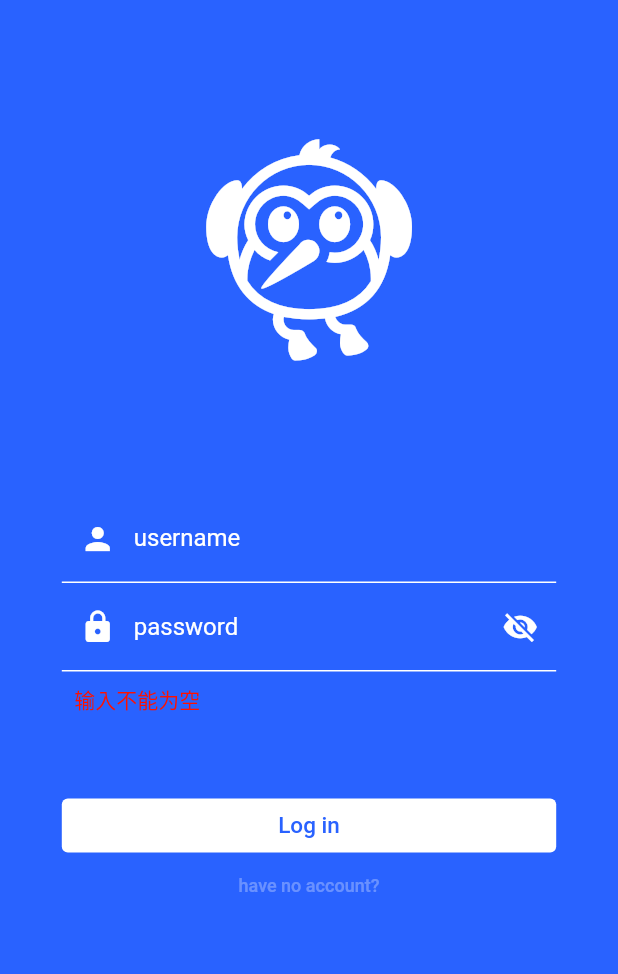
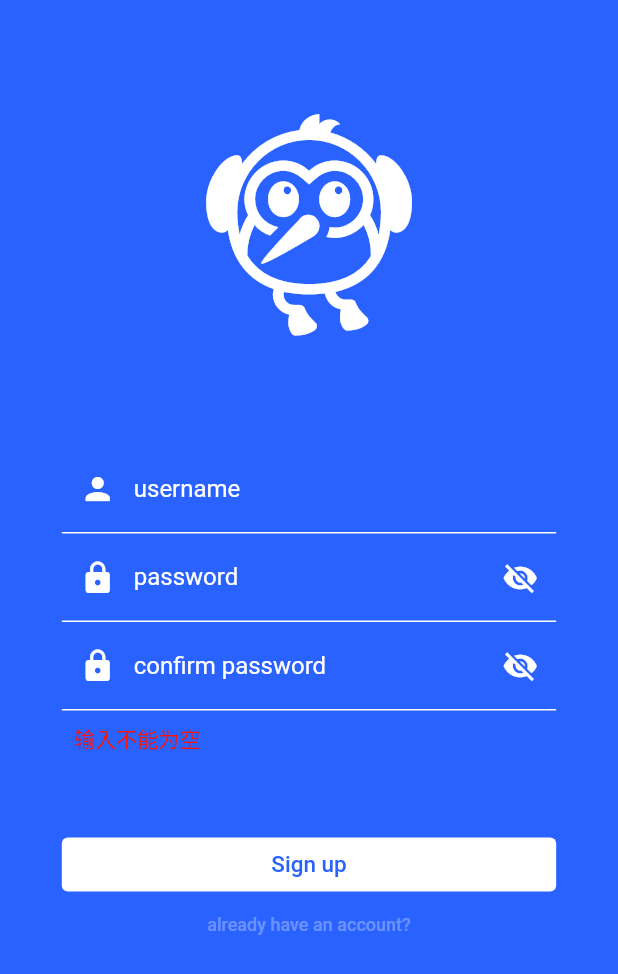
Before and after one commit to youkeyao/CoralSitter, a Flutter app: the LoginTextPage screen opened directly with empty values, after a tap on "Log in", after a tap on "have no account?", on a phone screen of 412 x 824 dp. Shown: the top 974 px of the screen. Run offline on Flutter 3.47's test engine with Material 2 defaults, Android fonts, the phone set to English and light mode, and no system bars; our stand-ins replace flutter_screenutil, flutter_swiper_null_safety, reorderables; missing offline and left inert: dart:ffi; accounts and stored records are empty; network calls fail.

Commit message:
server login

```diff
--- a/coralsitter/lib/common.dart
+++ b/coralsitter/lib/common.dart
@@ -1,26 +1,46 @@
+import 'dart:ffi';
+
 class UserInfo {
   String name; // 用户名称
   String avatar; // 用户头像
   String sign; // 用户签名
-  List<String> tags = []; // 用户标签
-  UserInfo({required this.name, required this.avatar, required this.sign});
+  List<String> tags; // 用户标签
+  UserInfo({required this.name, required this.avatar, required this.sign, required this.tags});
 }
+
+// class CoralInfo {
+//   String name; // 珊瑚名称
+//   String avatar; // 珊瑚头像
+//   String position; // 珊瑚地址
+//   String positionImage; // 珊瑚地址图片
+//   String updateTime; // 珊瑚状态更新时间
+//   String tags; // 珊瑚标签
+//   String species; // 珊瑚种类
+//   int score; // 珊瑚得分
+//   Map<String, String> monitor = {}; // 珊瑚监测数据
+//   Map<String, String> grow = {}; // 珊瑚成长数据
+//   CoralInfo({required this.name, required this.avatar, required this.score, required this.position, required this.updateTime, required this.tags, required this.positionImage, required this.species, required this.monitor, required this.grow});
+// }
 
 class CoralInfo {
   String name; // 珊瑚名称
   String avatar; // 珊瑚头像
   String position; // 珊瑚地址
-  String positionImage; // 珊瑚地址图片
   String updateTime; // 珊瑚状态更新时间
-  String tags; // 珊瑚标签
+  List<String> tags; // 珊瑚标签
   String species; // 珊瑚种类
+  String light;
+  String temp;
+  String microelement;
+  int size;
+  double lastmeasure;
+  double growth;
   int score; // 珊瑚得分
-  Map<String, String> monitor = {};
-  Map<String, String> grow = {};
-  CoralInfo({required this.name, required this.avatar, required this.score, required this.position, required this.updateTime, required this.tags, required this.positionImage, required this.species, required this.monitor, required this.grow});
+  CoralInfo({required this.name, required this.avatar, required this.position, required this.updateTime, required this.tags, required this.species, required this.light, required this.temp, required this.microelement, required this.size, required this.lastmeasure, required this.growth, required this.score});
 }
 
 class CommonData {
   static UserInfo? me;
   static List<CoralInfo> mycorals = [];
+  static String server = "192.168.10.7:3000";
 }
--- a/coralsitter/lib/pages/logintextpage.dart
+++ b/coralsitter/lib/pages/logintextpage.dart
@@ -1,5 +1,8 @@
+import 'dart:convert';
+
 import 'package:flutter/material.dart';
 import 'package:flutter_screenutil/flutter_screenutil.dart';
+import 'package:http/http.dart' as http;
 
 import 'package:coralsitter/common.dart';
 
@@ -16,6 +19,7 @@ class _LoginTextPageState extends State<LoginTextPage> {
   // focus
   final FocusNode _focusNodeUserName = FocusNode();
   final FocusNode _focusNodePassWord = FocusNode();
+  final FocusNode _focusNodeConfirmPassWord = FocusNode();
 
   final TextEditingController _userNameController = TextEditingController();
 
@@ -23,15 +27,19 @@ class _LoginTextPageState extends State<LoginTextPage> {
 
   String _username = '';
   String _password = '';
+  String _confirmPwd = '';
   String _warnText = '';
   bool _isShowPwd = false;
+  bool _isShowConfirmPwd = false;
   bool _isShowClear = false;
+  bool _isLogin = true;
 
   @override
   void initState() {
     super.initState();
     _focusNodeUserName.addListener(_focusNodeListener);
     _focusNodePassWord.addListener(_focusNodeListener);
+    _focusNodeConfirmPassWord.addListener(_focusNodeListener);
     _userNameController.addListener((){
       if (_userNameController.text.isNotEmpty) {
         _isShowClear = true;
@@ -48,6 +56,7 @@ class _LoginTextPageState extends State<LoginTextPage> {
   void dispose() {
     _focusNodeUserName.removeListener(_focusNodeListener);
     _focusNodePassWord.removeListener(_focusNodeListener);
+    _focusNodeConfirmPassWord.removeListener(_focusNodeListener);
     _userNameController.dispose();
     super.dispose();
   }
@@ -56,9 +65,15 @@ class _LoginTextPageState extends State<LoginTextPage> {
   Future<void> _focusNodeListener() async{
     if(_focusNodeUserName.hasFocus){
       _focusNodePassWord.unfocus();
+      _focusNodeConfirmPassWord.unfocus();
     }
     if (_focusNodePassWord.hasFocus) {
       _focusNodeUserName.unfocus();
+      _focusNodeConfirmPassWord.unfocus();
+    }
+    if (_focusNodeConfirmPassWord.hasFocus) {
+      _focusNodeUserName.unfocus();
+      _focusNodePassWord.unfocus();
     }
   }
 
@@ -69,19 +84,57 @@ class _LoginTextPageState extends State<LoginTextPage> {
     return null;
   }
 
-  void login() {
+  void login() async {
     _focusNodePassWord.unfocus();
     _focusNodeUserName.unfocus();
+    _focusNodeConfirmPassWord.unfocus();
 
     _formKey.currentState!.save();
     if (_username == '' || _password == '') {
       _warnText = "输入不能为空";
     }
     else {
-      if (_username == "1" && _password == "2") {
-        CommonData.me = UserInfo(name: "Dolnna", avatar: "https://pic1.zhimg.com/v2-45cb7bd2ae4a16036acbebe4f2677560_r.jpg?source=1940ef5c", sign: "今天也是热爱珊瑚的一天");
-        CommonData.me?.tags = ["外向开朗", "热情", "心思细腻"];
+      try {
+        Uri uri = Uri.parse('http://' + CommonData.server + '/login');
+        http.Response response = await http.post(
+          uri,
+          body: {
+            'username': _username,
+            'password': _password
+          },
+        );
+        Map<dynamic, dynamic> responseData = json.decode(response.body);
+        print(responseData);
+
+        if (responseData['success']) {
+          // CommonData.me = UserInfo(name: "Dolnna", avatar: "https://pic1.zhimg.com/v2-45cb7bd2ae4a16036acbebe4f2677560_r.jpg?source=1940ef5c", sign: "今天也是热爱珊瑚的一天");
+          // CommonData.me?.tags = ["外向开朗", "热情", "心思细腻"];
+          CommonData.me = UserInfo(
+            name: responseData['username'],
+            avatar: 'http://' + CommonData.server + '/static/user_avatar/' + responseData['username'] + '.jpg',
+            sign: responseData['sign'],
+            tags: responseData['tags'].split('-'),
+          );
+          responseData['mycorals'].forEach((coral) => {
             CommonData.mycorals.add(
+              CoralInfo(
+                name: coral['coralname'],
+                avatar: 'http://' + CommonData.server + '/static/coral_avatar/' + coral['coralname'] + '.jpg',
+                position: coral['position'],
+                updateTime: coral['updatetime'],
+                tags: coral['tags'].split('-'),
+                species: coral['species'],
+                light: coral['light'],
+                temp: coral['temp'],
+                microelement: coral['microelement'],
+                size: coral['size'],
+                lastmeasure: coral['lastmeasure'],
+                growth: coral['growth'],
+                score: coral['score'],
+              )
+            )
+          });
+          /*CommonData.mycorals.add(
             CoralInfo(
               name: "泡泡",
               avatar: "https://pic1.zhimg.com/v2-45cb7bd2ae4a16036acbebe4f2677560_r.jpg?source=1940ef5c",
@@ -124,12 +177,65 @@ class _LoginTextPageState extends State<LoginTextPage> {
                 "平均每月增长": "0.15",
               },
             )
+          );*/
+          Navigator.of(context).pop();
+          widget.callback();
+        }
+        else {
+          _warnText = "用户名或密码错误";
+        }
+      }
+      catch(e) {
+        _warnText = "连接服务器失败";
+        print(e);
+      }
+    }
+
+    setState(() {
+    });
+  }
+
+  void signUp() async {
+    _focusNodePassWord.unfocus();
+    _focusNodeUserName.unfocus();
+    _focusNodeConfirmPassWord.unfocus();
+
+    _formKey.currentState!.save();
+    if (_username == '' || _password == '' || _confirmPwd == '') {
+      _warnText = "输入不能为空";
+    }
+    else if (_password != _confirmPwd) {
+      _warnText = "输入密码不一致";
+    }
+    else {
+      try {
+        Uri uri = Uri.parse('http://' + CommonData.server + '/signup');
+        http.Response response = await http.post(
+          uri,
+          body: {
+            'username': _username,
+            'password': _password
+          },
+        );
+        Map<dynamic, dynamic> responseData = json.decode(response.body);
+
+        if (responseData['success']) {
+          CommonData.me = UserInfo(
+            name: responseData['username'],
+            avatar: 'http://' + CommonData.server + '/static/user_avatar/' + responseData['username'] + '.jpg',
+            sign: responseData['sign'],
+            tags: responseData['tags'].split('-'),
           );
           Navigator.of(context).pop();
           widget.callback();
         }
         else {
-        _warnText = "用户名或密码错误";
+          _warnText = "注册失败";
+        }
+      }
+      catch(e) {
+        _warnText = "连接服务器失败";
+        print(e);
       }
     }
 
@@ -198,6 +304,38 @@ class _LoginTextPageState extends State<LoginTextPage> {
         _password = value!;
       },
     );
+
+    Widget confirmPswInput = TextFormField(
+      focusNode: _focusNodeConfirmPassWord,
+      style: const TextStyle(color: Colors.white),
+      decoration: InputDecoration(
+        labelText: "confirm password",
+        labelStyle: const TextStyle(color: Colors.white),
+        hintText: "",
+        hintStyle: const TextStyle(color: Colors.white),
+        prefixIcon: const Icon(Icons.lock, color: Colors.white,),
+        enabledBorder: const UnderlineInputBorder(
+          borderSide: BorderSide(color: Colors.white),
+        ),
+        focusedBorder: const UnderlineInputBorder(
+          borderSide: BorderSide(color: Colors.white),
+        ),
+        // show password
+        suffixIcon: IconButton(
+          icon: Icon((_isShowConfirmPwd) ? Icons.visibility : Icons.visibility_off, color: Colors.white,),
+          onPressed: (){
+            setState(() {
+              _isShowConfirmPwd = !_isShowConfirmPwd;
+            });
+          },
+        )
+      ),
+      obscureText: !_isShowConfirmPwd,
+      onSaved: (String? value){
+        _confirmPwd = value!;
+      },
+    );
+
     return ScreenUtilInit(
       designSize: const Size(100, 100),
       builder: () => Scaffold(
@@ -207,12 +345,13 @@ class _LoginTextPageState extends State<LoginTextPage> {
           onTap: (){
             _focusNodePassWord.unfocus();
             _focusNodeUserName.unfocus();
+            _focusNodeConfirmPassWord.unfocus();
           },
           child: ListView(
             children: <Widget>[
-              SizedBox(height: ScreenUtil().setHeight(10),),
+              SizedBox(height: ScreenUtil().setHeight(8),),
               Icon(Icons.flutter_dash, color: Colors.white, size: ScreenUtil().setHeight(20),),
-              SizedBox(height: ScreenUtil().setHeight(10),),
+              SizedBox(height: ScreenUtil().setHeight(8),),
               // input
               Container(
                 margin: EdgeInsets.symmetric(horizontal: ScreenUtil().setWidth(10)),
@@ -227,6 +366,7 @@ class _LoginTextPageState extends State<LoginTextPage> {
                     children: <Widget>[
                       userInput,
                       pswInput,
+                      _isLogin ? const SizedBox() : confirmPswInput,
                       Container(
                         width: ScreenUtil().setWidth(90),
                         margin: EdgeInsets.all(ScreenUtil().setHeight(1)),
@@ -242,16 +382,20 @@ class _LoginTextPageState extends State<LoginTextPage> {
                 margin: EdgeInsets.symmetric(horizontal: ScreenUtil().setWidth(10)),
                 child: TextButton(
                   style: ButtonStyle(backgroundColor: MaterialStateProperty.all(Colors.white),),
-                  onPressed: login,
-                  child: Text("Log in", style: TextStyle(fontSize: 15, color: background),)
+                  onPressed: _isLogin ? login : signUp,
+                  child: Text(_isLogin ? "Log in" : "Sign up", style: TextStyle(fontSize: 15, color: background),)
                 )
               ),
               Container(
                 height: ScreenUtil().setHeight(4),
                 margin: EdgeInsets.symmetric(horizontal: ScreenUtil().setWidth(30)),
                 child: TextButton(
-                  onPressed: () {},
-                  child: const Text("have no account?", style: TextStyle(fontSize: 12, color: Colors.white30),)
+                  onPressed: () {
+                    setState(() {
+                      _isLogin = !_isLogin;
+                    });
+                  },
+                  child: Text(_isLogin ? "have no account?" : "already have an account?", style: TextStyle(fontSize: 12, color: Colors.white30),)
                 )
               ),
             ],
--- a/coralsitter/pubspec.yaml
+++ b/coralsitter/pubspec.yaml
@@ -37,6 +37,7 @@ dependencies:
   flutter_screenutil: ^5.0.1
   flutter_swiper_null_safety: ^1.0.2
   reorderables: ^0.4.1
+  http: ^0.13.4
 
 dev_dependencies:
   flutter_test:
```
Also changed, not shown: coralsitter/lib/pages/coralpage.dart (+11 -11 lines), coralsitter/lib/pages/loginpage.dart (+8 -8 lines), coralsitter/pubspec.lock, 12 other files. Lines whose indentation alone changed are shown as unchanged.
